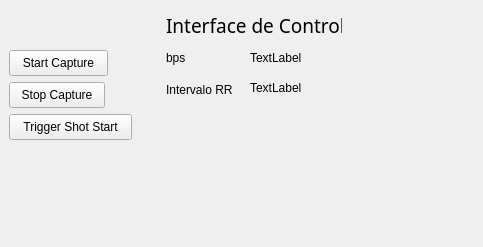
DiegoPaezA/pythonCompu, file controlDeportivo/ui/home.ui: the form before one commit.
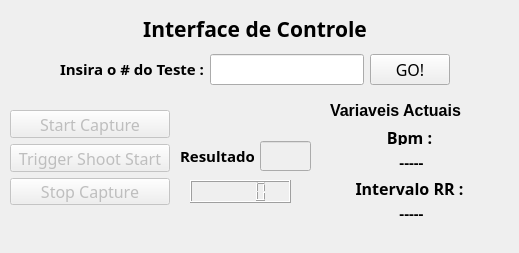
The form after the commit.

```diff
--- a/controlDeportivo/ui/home.ui
+++ b/controlDeportivo/ui/home.ui
@@ -6,8 +6,8 @@
    <rect>
     <x>0</x>
     <y>0</y>
-    <width>483</width>
-    <height>247</height>
+    <width>519</width>
+    <height>253</height>
    </rect>
   </property>
   <property name="windowTitle">
@@ -17,116 +17,283 @@
    <bool>false</bool>
   </property>
   <widget class="QWidget" name="centralWidget">
-   <widget class="QPushButton" name="ButtonStart">
+   <widget class="QWidget" name="layoutWidget">
     <property name="geometry">
      <rect>
-      <x>9</x>
-      <y>50</y>
-      <width>99</width>
-      <height>26</height>
+      <x>60</x>
+      <y>10</y>
+      <width>390</width>
+      <height>75</height>
      </rect>
     </property>
-    <property name="text">
-     <string>Start Capture</string>
-    </property>
+    <layout class="QGridLayout" name="gridLayout_3">
+     <item row="0" column="0">
+      <widget class="QLabel" name="label">
+       <property name="font">
+        <font>
+         <family>Mukti Narrow</family>
+         <pointsize>16</pointsize>
+         <weight>75</weight>
+         <bold>true</bold>
+        </font>
+       </property>
+       <property name="text">
+        <string>Interface de Controle</string>
+       </property>
+       <property name="alignment">
+        <set>Qt::AlignCenter</set>
+       </property>
+      </widget>
+     </item>
+     <item row="1" column="0">
+      <layout class="QGridLayout" name="gridLayout_2">
+       <item row="0" column="0">
+        <widget class="QLabel" name="label_4">
+         <property name="font">
+          <font>
+           <family>Abyssinica SIL</family>
+           <pointsize>12</pointsize>
+          </font>
+         </property>
+         <property name="text">
+          <string>&lt;html&gt;&lt;head/&gt;&lt;body&gt;&lt;p align=&quot;justify&quot;&gt;&lt;span style=&quot; font-size:11pt; font-weight:600;&quot;&gt;Insira o # do Teste :&lt;/span&gt;&lt;/p&gt;&lt;/body&gt;&lt;/html&gt;</string>
+         </property>
+        </widget>
+       </item>
+       <item row="0" column="1">
+        <widget class="QLineEdit" name="Readtext">
+         <property name="font">
+          <font>
+           <family>Abyssinica SIL</family>
+           <pointsize>12</pointsize>
+          </font>
+         </property>
+         <property name="alignment">
+          <set>Qt::AlignCenter</set>
+         </property>
+        </widget>
+       </item>
+       <item row="0" column="2">
+        <widget class="QPushButton" name="buttongo">
+         <property name="font">
+          <font>
+           <family>Abyssinica SIL</family>
+           <pointsize>12</pointsize>
+          </font>
+         </property>
+         <property name="text">
+          <string>GO!</string>
+         </property>
+        </widget>
+       </item>
+      </layout>
+     </item>
+    </layout>
    </widget>
-   <widget class="QLabel" name="label">
+   <widget class="QWidget" name="layoutWidget">
     <property name="geometry">
      <rect>
-      <x>166</x>
-      <y>9</y>
-      <width>176</width>
-      <height>33</height>
+      <x>10</x>
+      <y>110</y>
+      <width>160</width>
+      <height>95</height>
      </rect>
     </property>
-    <property name="font">
-     <font>
-      <family>Mukti Narrow</family>
-      <pointsize>14</pointsize>
-     </font>
-    </property>
-    <property name="text">
-     <string>Interface de Controle</string>
-    </property>
+    <layout class="QVBoxLayout" name="verticalLayout">
+     <item>
+      <widget class="QPushButton" name="ButtonStart">
+       <property name="enabled">
+        <bool>false</bool>
+       </property>
+       <property name="font">
+        <font>
+         <family>Abyssinica SIL</family>
+         <pointsize>12</pointsize>
+        </font>
+       </property>
+       <property name="text">
+        <string>Start Capture</string>
+       </property>
+      </widget>
+     </item>
+     <item>
+      <widget class="QPushButton" name="ButtonTrigeron">
+       <property name="enabled">
+        <bool>false</bool>
+       </property>
+       <property name="font">
+        <font>
+         <family>Abyssinica SIL</family>
+         <pointsize>12</pointsize>
+        </font>
+       </property>
+       <property name="text">
+        <string>Trigger Shoot Start</string>
+       </property>
+      </widget>
+     </item>
+     <item>
+      <widget class="QPushButton" name="ButtonStop">
+       <property name="enabled">
+        <bool>false</bool>
+       </property>
+       <property name="font">
+        <font>
+         <family>Abyssinica SIL</family>
+         <pointsize>12</pointsize>
+        </font>
+       </property>
+       <property name="text">
+        <string>Stop Capture</string>
+       </property>
+      </widget>
+     </item>
+    </layout>
    </widget>
-   <widget class="QPushButton" name="ButtonTrigeron">
+   <widget class="QWidget" name="layoutWidget">
     <property name="geometry">
      <rect>
-      <x>9</x>
-      <y>114</y>
-      <width>123</width>
-      <height>26</height>
+      <x>330</x>
+      <y>101</y>
+      <width>163</width>
+      <height>121</height>
      </rect>
     </property>
-    <property name="text">
-     <string>Trigger Shot Start</string>
-    </property>
+    <layout class="QGridLayout" name="gridLayout">
+     <item row="3" column="0">
+      <widget class="QLabel" name="label_3">
+       <property name="font">
+        <font>
+         <family>Abyssinica SIL</family>
+         <pointsize>12</pointsize>
+        </font>
+       </property>
+       <property name="text">
+        <string>&lt;html&gt;&lt;head/&gt;&lt;body&gt;&lt;p&gt;&lt;span style=&quot; font-weight:600;&quot;&gt;Intervalo RR : &lt;/span&gt;&lt;/p&gt;&lt;/body&gt;&lt;/html&gt;</string>
+       </property>
+       <property name="alignment">
+        <set>Qt::AlignCenter</set>
+       </property>
+      </widget>
+     </item>
+     <item row="4" column="0">
+      <widget class="QLabel" name="labelintervaloRR">
+       <property name="font">
+        <font>
+         <family>Abyssinica SIL</family>
+         <pointsize>12</pointsize>
+        </font>
+       </property>
+       <property name="text">
+        <string>&lt;html&gt;&lt;head/&gt;&lt;body&gt;&lt;p&gt;&lt;span style=&quot; font-size:11pt; font-weight:600;&quot;&gt;-----&lt;/span&gt;&lt;/p&gt;&lt;/body&gt;&lt;/html&gt;</string>
+       </property>
+       <property name="alignment">
+        <set>Qt::AlignCenter</set>
+       </property>
+      </widget>
+     </item>
+     <item row="1" column="0">
+      <widget class="QLabel" name="label_2">
+       <property name="font">
+        <font>
+         <family>Abyssinica SIL</family>
+         <pointsize>12</pointsize>
+        </font>
+       </property>
+       <property name="text">
+        <string>&lt;html&gt;&lt;head/&gt;&lt;body&gt;&lt;p&gt;&lt;span style=&quot; font-weight:600;&quot;&gt;Bpm : &lt;/span&gt;&lt;/p&gt;&lt;/body&gt;&lt;/html&gt;</string>
+       </property>
+       <property name="alignment">
+        <set>Qt::AlignCenter</set>
+       </property>
+      </widget>
+     </item>
+     <item row="0" column="0">
+      <widget class="QLabel" name="label_6">
+       <property name="font">
+        <font>
+         <pointsize>12</pointsize>
+        </font>
+       </property>
+       <property name="text">
+        <string>&lt;html&gt;&lt;head/&gt;&lt;body&gt;&lt;p&gt;&lt;span style=&quot; font-weight:600;&quot;&gt;Variaveis Actuais &lt;/span&gt;&lt;/p&gt;&lt;/body&gt;&lt;/html&gt;</string>
+       </property>
+      </widget>
+     </item>
+     <item row="2" column="0">
+      <widget class="QLabel" name="labelbpsout">
+       <property name="font">
+        <font>
+         <family>Abyssinica SIL</family>
+         <pointsize>12</pointsize>
+        </font>
+       </property>
+       <property name="text">
+        <string>&lt;html&gt;&lt;head/&gt;&lt;body&gt;&lt;p&gt;&lt;span style=&quot; font-size:11pt; font-weight:600;&quot;&gt;-----&lt;/span&gt;&lt;/p&gt;&lt;/body&gt;&lt;/html&gt;</string>
+       </property>
+       <property name="alignment">
+        <set>Qt::AlignCenter</set>
+       </property>
+      </widget>
+     </item>
+    </layout>
    </widget>
-   <widget class="QPushButton" name="ButtonStop">
+   <widget class="QWidget" name="layoutWidget">
     <property name="geometry">
      <rect>
-      <x>9</x>
-      <y>82</y>
-      <width>96</width>
-      <height>26</height>
+      <x>180</x>
+      <y>141</y>
+      <width>131</width>
+      <height>30</height>
      </rect>
     </property>
-    <property name="text">
-     <string>Stop Capture</string>
-    </property>
+    <layout class="QHBoxLayout" name="horizontalLayout">
+     <item>
+      <widget class="QLabel" name="label_5">
+       <property name="font">
+        <font>
+         <family>Abyssinica SIL</family>
+         <pointsize>12</pointsize>
+        </font>
+       </property>
+       <property name="text">
+        <string>&lt;html&gt;&lt;head/&gt;&lt;body&gt;&lt;p align=&quot;center&quot;&gt;&lt;span style=&quot; font-size:11pt; font-weight:600;&quot;&gt;Resultado :&lt;/span&gt;&lt;/p&gt;&lt;/body&gt;&lt;/html&gt;</string>
+       </property>
+      </widget>
+     </item>
+     <item>
+      <widget class="QLineEdit" name="readResultado">
+       <property name="enabled">
+        <bool>false</bool>
+       </property>
+       <property name="font">
+        <font>
+         <family>Abyssinica SIL</family>
+         <pointsize>12</pointsize>
+        </font>
+       </property>
+       <property name="alignment">
+        <set>Qt::AlignCenter</set>
+       </property>
+      </widget>
+     </item>
+    </layout>
    </widget>
-   <widget class="QLabel" name="label_3">
+   <widget class="QLCDNumber" name="lcdNumber">
     <property name="geometry">
      <rect>
-      <x>166</x>
-      <y>82</y>
-      <width>75</width>
-      <height>15</height>
+      <x>190</x>
+      <y>180</y>
+      <width>101</width>
+      <height>23</height>
      </rect>
     </property>
-    <property name="text">
-     <string>Intervalo RR</string>
-    </property>
    </widget>
-   <widget class="QLabel" name="label_2">
-    <property name="geometry">
-     <rect>
-      <x>166</x>
-      <y>50</y>
-      <width>23</width>
-      <height>15</height>
-     </rect>
-    </property>
-    <property name="text">
-     <string>bps</string>
-    </property>
-   </widget>
-   <widget class="QLabel" name="labelbpsout">
-    <property name="geometry">
-     <rect>
-      <x>250</x>
-      <y>50</y>
-      <width>58</width>
-      <height>16</height>
-     </rect>
-    </property>
-    <property name="text">
-     <string>TextLabel</string>
-    </property>
-   </widget>
-   <widget class="QLabel" name="labelintervaloRR">
-    <property name="geometry">
-     <rect>
-      <x>250</x>
-      <y>80</y>
-      <width>58</width>
-      <height>16</height>
-     </rect>
-    </property>
-    <property name="text">
-     <string>TextLabel</string>
-    </property>
-   </widget>
+   <zorder>layoutWidget</zorder>
+   <zorder>layoutWidget</zorder>
+   <zorder>layoutWidget</zorder>
+   <zorder>layoutWidget</zorder>
+   <zorder>lcdNumber</zorder>
   </widget>
  </widget>
  <resources/>
```
